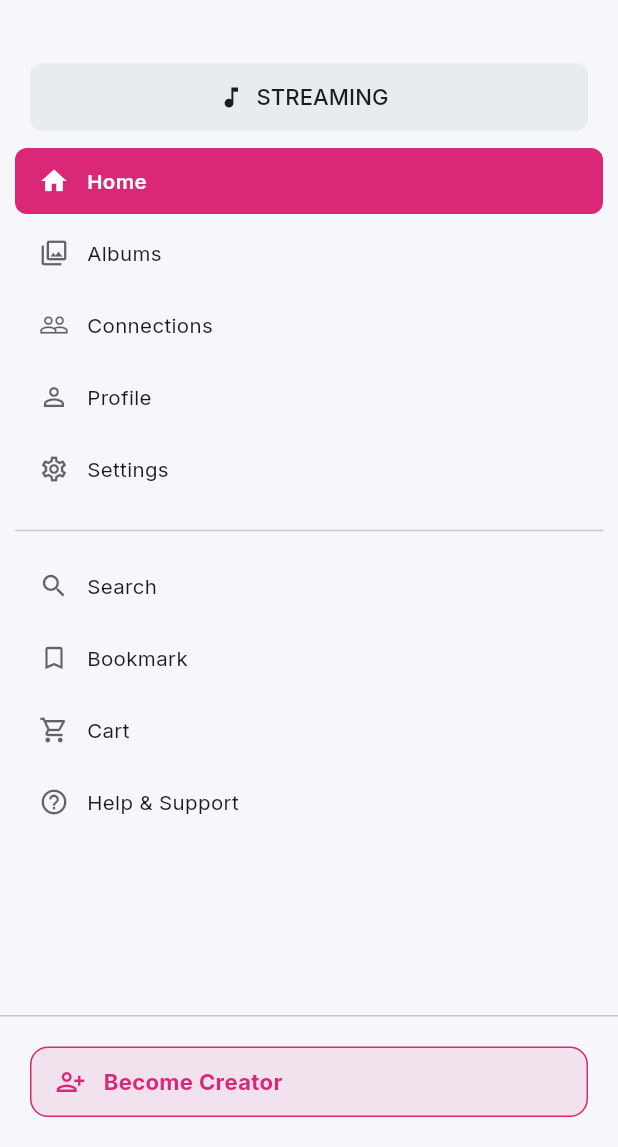
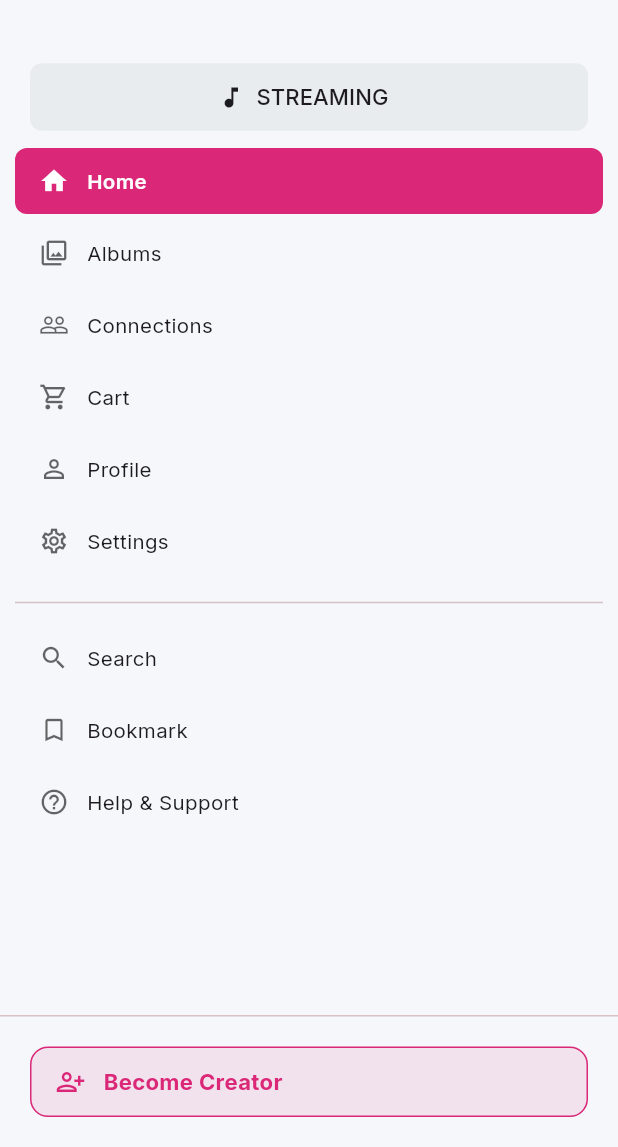
Before and after one commit to madhuri110390/openzippers, a Flutter app: the LeftSidebar widget shown alone on an empty page, opened directly with empty values, on a phone screen of 412 x 824 dp, the part 89-1236 px from its top. Run offline on Flutter 3.47's test engine with Material 3 defaults, Android fonts, the phone set to English and light mode, and no system bars; our stand-ins replace app_links, audioplayers, chewie, dartz, dio, dotted_border and 12 more; missing offline and left inert: dart:ffi, flutter_pdfview, flutter_quill, syncfusion_flutter_pdfviewer; accounts and stored records are empty; generated files the repository leaves out were written again; network calls fail.

```diff
--- a/lib/network/api_client.dart
+++ b/lib/network/api_client.dart
@@ -147,11 +147,6 @@ abstract class ApiClient {
   Future<RegisterResponse> getUserById(@Path("id") int id,);
 
   //status offline/online
-  // @GET("/presence")
-  // @Headers(<String, dynamic>{
-  //   "Accept": "application/json",
-  // })
-  // Future<RegisterResponse> getPresence();
   @GET("/presence")
   @Headers(<String, dynamic>{
     "Accept": "application/json",
--- a/lib/widgets/left_sidebar.dart
+++ b/lib/widgets/left_sidebar.dart
@@ -101,16 +101,23 @@ class LeftSidebar extends StatelessWidget {
                 ),
 
                 _MenuItem(
+                  icon: Icons.shopping_cart_outlined,
+                  label: tr.cart,
+                  isSelected: currentIndex == 3,
+                  onTap: () => onIndexChanged(3),
+                ),
+
+                _MenuItem(
                   icon: Icons.person_outline,
                   label: tr.profile,
-                  isSelected: currentIndex == 3,
-                  onTap: () => onIndexChanged(3),
+                  isSelected: currentIndex == 4,
+                  onTap: () => onIndexChanged(4),
                 ),
                  _MenuItem(
                   icon: Icons.settings_outlined,
                   label: tr.settings,
-                  isSelected: currentIndex == 4,
-                  onTap: () => onIndexChanged(4),
+                  isSelected: currentIndex == 5,
+                  onTap: () => onIndexChanged(5),
                 ),
                 const Divider(height: 30),
                 _MenuItem(icon: Icons.search, label: tr.search),
@@ -126,7 +133,7 @@ class LeftSidebar extends StatelessWidget {
                   isSelected: currentIndex == 6,
                   onTap: () => onIndexChanged(6),
                 ),
-                _MenuItem(icon: Icons.shopping_cart_outlined, label: tr.cart),
+               // _MenuItem(icon: Icons.shopping_cart_outlined, label: tr.cart),
                 _MenuItem(icon: Icons.help_outline, label: tr.helpSupport),
               ],
             ),
--- a/pubspec.yaml
+++ b/pubspec.yaml
@@ -1,7 +1,7 @@
 name: openzippers
 description: A new Flutter project.
 publish_to: 'none'
-version: 1.0.1+2
+version: 1.0.2+3
 
 environment:
   sdk: '^3.8.0'
```
Also changed, not shown: lib/screens/home_screen.dart (+7 -0 lines), lib/widgets/top_search_bar.dart (+23 -8 lines), 2 other files.
